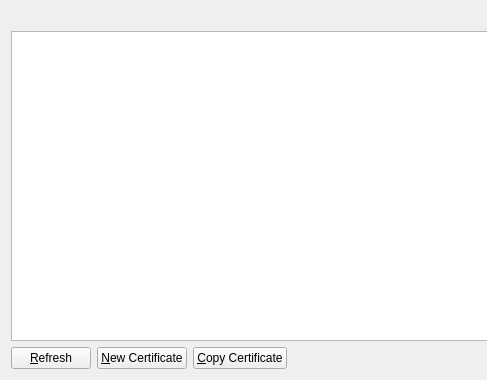
Before: the Qt Designer form src/qt/forms/mycertlistpage.ui in syscoin/syscoin1, drawn with Qt 5; both pictures show x 0 to 487 and y 0 to 380 of the 760 by 380 pixel window.
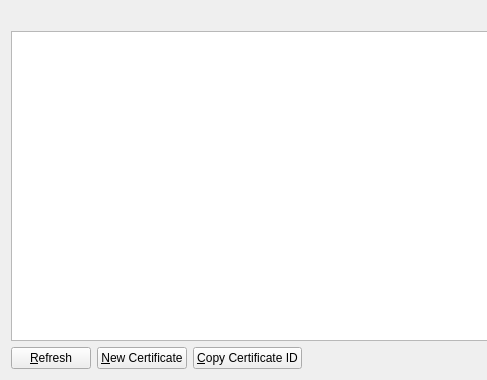
After: the same form once the commit is applied. Icons and pictures are not drawn.

```diff
--- a/src/qt/forms/mycertlistpage.ui
+++ b/src/qt/forms/mycertlistpage.ui
@@ -91,7 +91,7 @@
         <string>Copy the currently selected alias to the system clipboard</string>
        </property>
        <property name="text">
-        <string>&amp;Copy Certificate</string>
+        <string>&amp;Copy Certificate ID</string>
        </property>
        <property name="icon">
         <iconset resource="../bitcoin.qrc">
```
